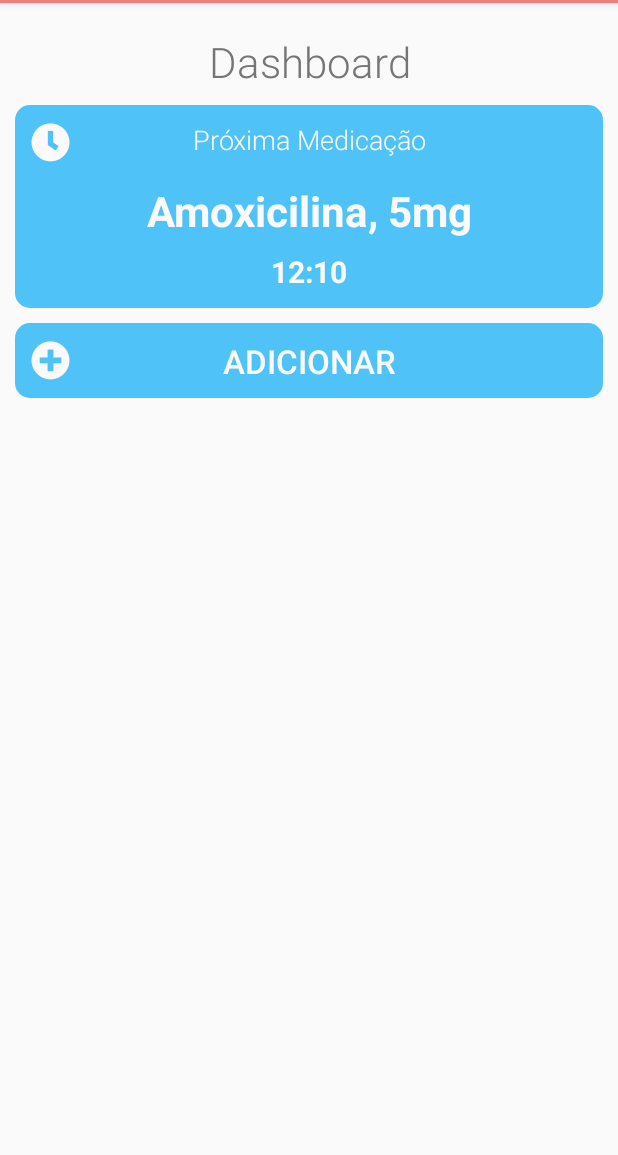
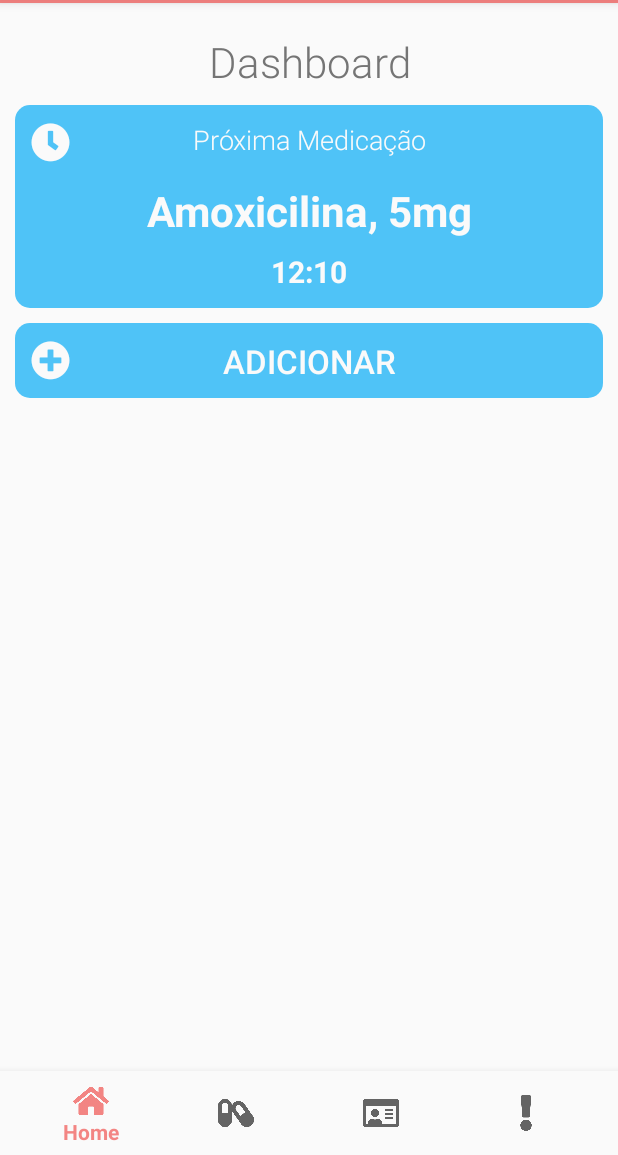
Before and after one commit to Kasama/HealthPal, an Android app: the screen it shows after launch (MainActivity), on a phone screen of 412 x 824 dp, the part 81-1236 px from its top. Run offline under Robolectric (Android 15) with nearby library versions, the phone set to English and light mode, and no system bars.

Commit message:
(+) Restyles bottom navigation bar

```diff
--- a/app/src/main/java/br/usp/icmc/healthpal/healthpal/BottomNavbar.java
+++ b/app/src/main/java/br/usp/icmc/healthpal/healthpal/BottomNavbar.java
@@ -5,7 +5,6 @@ import android.support.annotation.NonNull;
 import android.support.design.widget.BottomNavigationView;
 import android.support.v7.app.AppCompatActivity;
 import android.view.MenuItem;
-import android.widget.TextView;
 
 public class BottomNavbar extends AppCompatActivity {
 
--- a/app/src/main/res/layout/activity_main.xml
+++ b/app/src/main/res/layout/activity_main.xml
@@ -44,4 +44,15 @@
         app:layout_constraintTop_toBottomOf="@id/dashicon"
         />
 
+    <android.support.design.widget.BottomNavigationView
+        android:id="@+id/navigation"
+        android:layout_width="match_parent"
+        android:layout_height="wrap_content"
+        android:layout_marginEnd="0dp"
+        android:layout_marginStart="0dp"
+        android:background="?android:attr/windowBackground"
+        app:layout_constraintBottom_toBottomOf="parent"
+        app:layout_constraintLeft_toLeftOf="parent"
+        app:layout_constraintRight_toRightOf="parent"
+        app:menu="@menu/navigation" />
 </android.support.constraint.ConstraintLayout>
--- a/app/src/main/res/menu/navigation.xml
+++ b/app/src/main/res/menu/navigation.xml
@@ -1,29 +1,27 @@
 <?xml version="1.0" encoding="utf-8"?>
 <menu xmlns:android="http://schemas.android.com/apk/res/android">
 
-    <!--ALTERAR ICONS-->
-
     <item
         android:id="@+id/navigation_home"
-        android:icon="@drawable/ic_home_black_24dp"
+        android:icon="@drawable/fa_home"
         android:title="@string/navbar_home"
         />
 
     <item
         android:id="@+id/navigation_medicine"
-        android:icon="@drawable/ic_dashboard_black_24dp"
+        android:icon="@drawable/fa_capsules"
         android:title="@string/navbar_medicine"
         />
 
     <item
         android:id="@+id/navigation_contacts"
-        android:icon="@drawable/ic_notifications_black_24dp"
+        android:icon="@drawable/fa_id_card"
         android:title="@string/navbar_contacts"
         />
 
     <item
         android:id="@+id/navigation_emergency"
-        android:icon="@drawable/ic_notifications_black_24dp"
+        android:icon="@drawable/fa_exclamation"
         android:title="@string/navbar_emergency"
         />
 
--- a/app/src/main/res/values/styles.xml
+++ b/app/src/main/res/values/styles.xml
@@ -9,7 +9,7 @@
     </style>
 
     <style name="AppTheme.NoActionBar">
-        <item name="windowActionBar">false</item>
+        <item name="windowActionBar">true</item>
         <item name="windowNoTitle">true</item>
     </style>
 
```
Also changed, not shown: app/src/main/res/drawable/fa_capsules.png (added), app/src/main/res/drawable/fa_exclamation.png (added), app/src/main/res/drawable/fa_home.png (added), app/src/main/res/drawable/fa_id_card.png (added), app/src/main/res/drawable/ic_dashboard_black_24dp.xml (line endings or trailing spaces).
